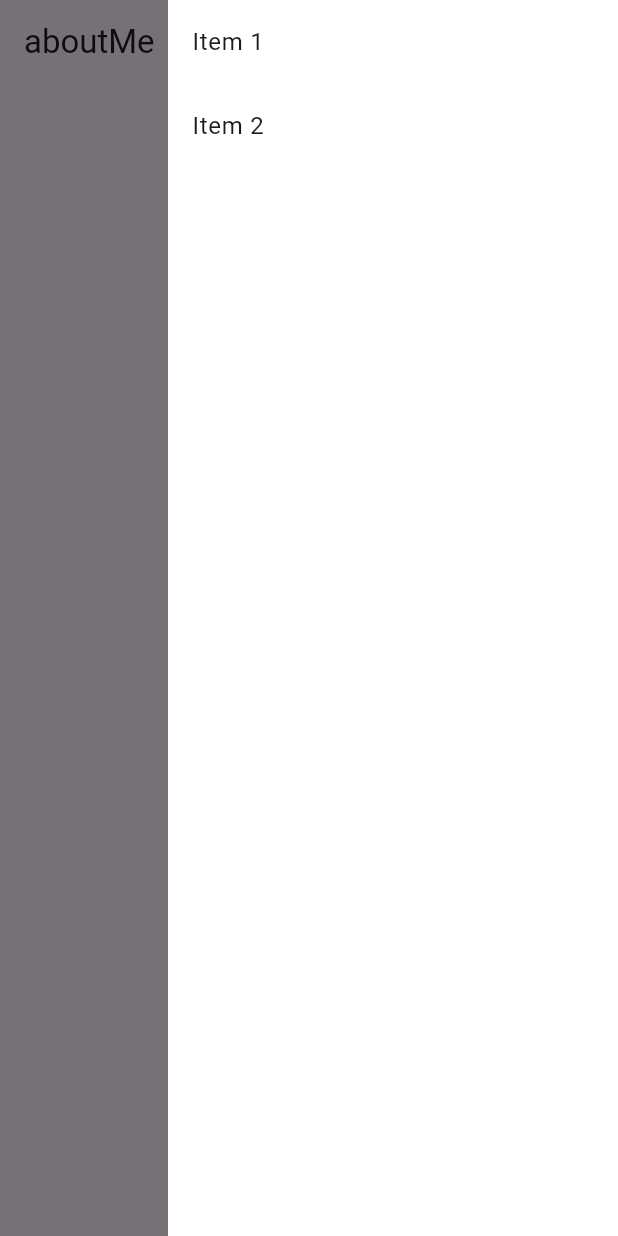
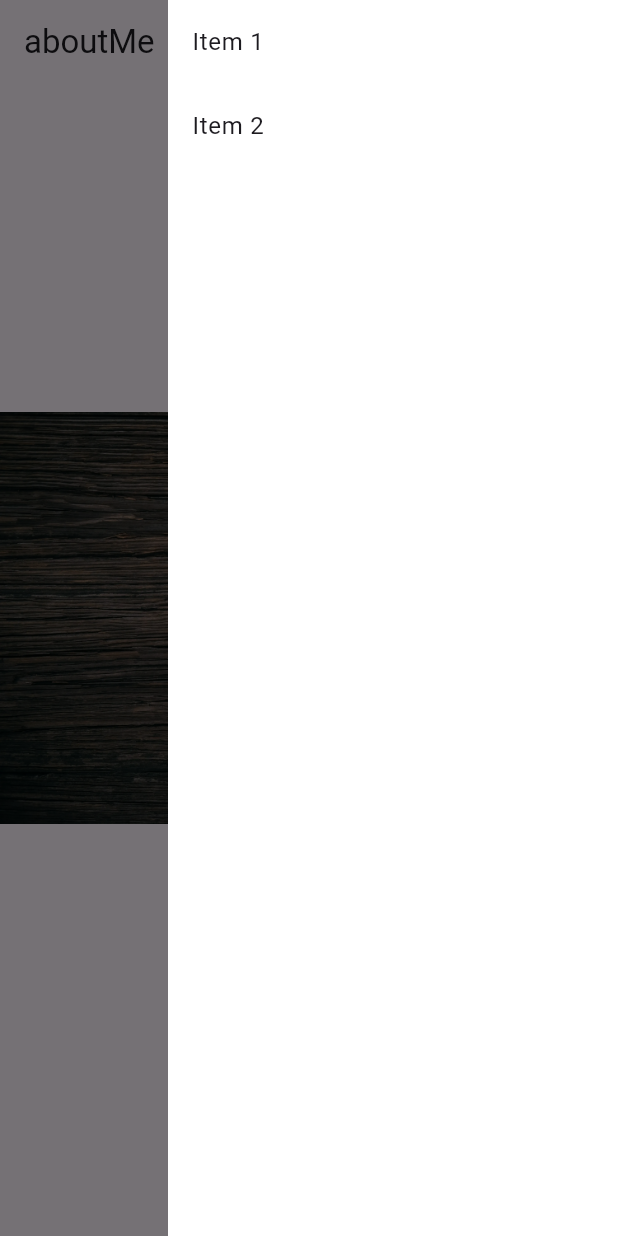
Before and after one commit to 8848man/rwkim_portfolio, a Flutter app: the screen it shows after launch, after a tap on "저에 대해서", after a tap on the "menu" icon, on a phone screen of 412 x 824 dp. Run offline on Flutter 3.47's test engine with Material 3 defaults, Android fonts, the phone set to English and light mode, and no system bars; our stand-ins replace flutter_riverpod, freezed_annotation, go_router, riverpod_annotation.

Commit message:
백그라운드 이미지

```diff
--- a/lib/app/scaffold/scaffolds/main_scaffold.dart
+++ b/lib/app/scaffold/scaffolds/main_scaffold.dart
@@ -37,7 +37,21 @@ Widget mainDrawer() {
 }
 
 Widget mainContents(Widget child) {
-  return Stack(children: [child]);
+  return Stack(children: [mainBackground(), child]);
+}
+
+Widget mainBackground() {
+  return Container(
+    width: double.infinity,
+    height: double.infinity,
+    decoration: BoxDecoration(
+      image: DecorationImage(
+        image: const AssetImage("lib/assets/images/main_image.webp"),
+        fit: BoxFit.contain, // 원본 크기 유지
+        alignment: Alignment.center, // 중앙 정렬
+      ),
+    ),
+  );
 }
 
 class AnimatedTab extends ConsumerWidget {
--- a/pubspec.yaml
+++ b/pubspec.yaml
@@ -33,3 +33,5 @@ dev_dependencies:
 flutter:
   uses-material-design: true
   generate: true
+  assets:
+    - lib/assets/images/
```
Also changed, not shown: lib/assets/images/index_image.webp (added), lib/assets/images/main_image.webp (added), pubspec.lock.
